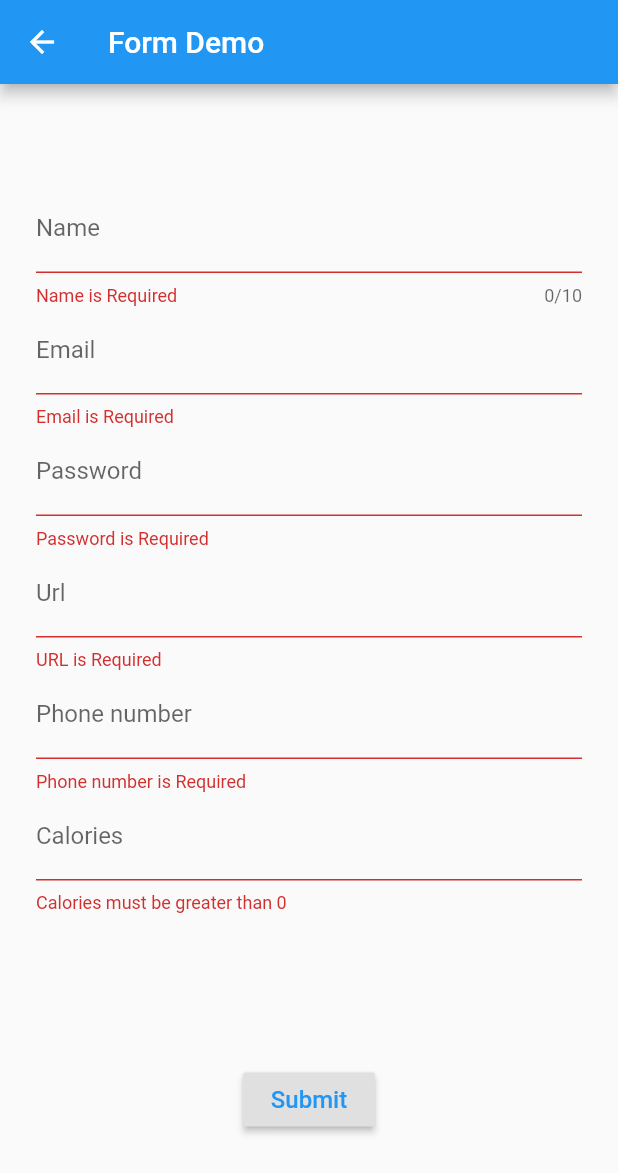
After one commit to mohinisuneja01/buddies, a Flutter app: the FormScreen screen opened directly, after a tap on "Submit", on a phone screen of 412 x 824 dp. The commit adds this screen. Shown: the top 1173 px of the screen. Run offline on Flutter 3.47's test engine with Material 2 defaults, Android fonts, the phone set to English and light mode, and no system bars; our stand-ins replace cloud_firestore, country_code_picker, firebase_auth, google_sign_in; missing offline and left inert: flutter_facebook_auth, flutter_facebook_login; accounts and stored records are empty.

Commit message:
Fourth Commit

```diff
--- /dev/null
+++ b/lib/screens/userDetail.dart
@@ -0,0 +1,175 @@
+import 'package:flutter/material.dart';
+
+class FormScreen extends StatefulWidget {
+  @override
+  State<StatefulWidget> createState() {
+    return FormScreenState();
+  }
+}
+
+class FormScreenState extends State<FormScreen> {
+  String _name;
+  String _email;
+  String _password;
+  String _url;
+  String _phoneNumber;
+  String _calories;
+
+  final GlobalKey<FormState> _formKey = GlobalKey<FormState>();
+
+  Widget _buildName() {
+    return TextFormField(
+      decoration: InputDecoration(labelText: 'Name'),
+      maxLength: 10,
+      validator: (String value) {
+        if (value.isEmpty) {
+          return 'Name is Required';
+        }
+
+        return null;
+      },
+      onSaved: (String value) {
+        _name = value;
+      },
+    );
+  }
+
+  Widget _buildEmail() {
+    return TextFormField(
+      decoration: InputDecoration(labelText: 'Email'),
+      validator: (String value) {
+        if (value.isEmpty) {
+          return 'Email is Required';
+        }
+
+        if (!RegExp(
+            r"[a-z0-9!#$%&'*+/=?^_`{|}~-]+(?:\.[a-z0-9!#$%&'*+/=?^_`{|}~-]+)*@(?:[a-z0-9](?:[a-z0-9-]*[a-z0-9])?\.)+[a-z0-9](?:[a-z0-9-]*[a-z0-9])?")
+            .hasMatch(value)) {
+          return 'Please enter a valid email Address';
+        }
+
+        return null;
+      },
+      onSaved: (String value) {
+        _email = value;
+      },
+    );
+  }
+
+  Widget _buildPassword() {
+    return TextFormField(
+      decoration: InputDecoration(labelText: 'Password'),
+      keyboardType: TextInputType.visiblePassword,
+      validator: (String value) {
+        if (value.isEmpty) {
+          return 'Password is Required';
+        }
+
+        return null;
+      },
+      onSaved: (String value) {
+        _password = value;
+      },
+    );
+  }
+
+  Widget _builURL() {
+    return TextFormField(
+      decoration: InputDecoration(labelText: 'Url'),
+      keyboardType: TextInputType.url,
+      validator: (String value) {
+        if (value.isEmpty) {
+          return 'URL is Required';
+        }
+
+        return null;
+      },
+      onSaved: (String value) {
+        _url = value;
+      },
+    );
+  }
+
+  Widget _buildPhoneNumber() {
+    return TextFormField(
+      decoration: InputDecoration(labelText: 'Phone number'),
+      keyboardType: TextInputType.phone,
+      validator: (String value) {
+        if (value.isEmpty) {
+          return 'Phone number is Required';
+        }
+
+        return null;
+      },
+      onSaved: (String value) {
+        _url = value;
+      },
+    );
+  }
+
+  Widget _buildCalories() {
+    return TextFormField(
+      decoration: InputDecoration(labelText: 'Calories'),
+      keyboardType: TextInputType.number,
+      validator: (String value) {
+        int calories = int.tryParse(value);
+
+        if (calories == null || calories <= 0) {
+          return 'Calories must be greater than 0';
+        }
+
+        return null;
+      },
+      onSaved: (String value) {
+        _calories = value;
+      },
+    );
+  }
+
+  @override
+  Widget build(BuildContext context) {
+    return Scaffold(
+      appBar: AppBar(title: Text("Form Demo")),
+      body: Container(
+        margin: EdgeInsets.all(24),
+        child: Form(
+          key: _formKey,
+          child: Column(
+            mainAxisAlignment: MainAxisAlignment.center,
+            children: <Widget>[
+              _buildName(),
+              _buildEmail(),
+              _buildPassword(),
+              _builURL(),
+              _buildPhoneNumber(),
+              _buildCalories(),
+              SizedBox(height: 100),
+              RaisedButton(
+                child: Text(
+                  'Submit',
+                  style: TextStyle(color: Colors.blue, fontSize: 16),
+                ),
+                onPressed: () {
+                  if (!_formKey.currentState.validate()) {
+                    return;
+                  }
+
+                  _formKey.currentState.save();
+
+                  print(_name);
+                  print(_email);
+                  print(_phoneNumber);
+                  print(_url);
+                  print(_password);
+                  print(_calories);
+
+                  //Send to API
+                },
+              )
+            ],
+          ),
+        ),
+      ),
+    );
+  }
+}
--- a/pubspec.yaml
+++ b/pubspec.yaml
@@ -28,7 +28,11 @@ dependencies:
   fluttertoast: ^7.1.1
   country_code_picker: ^1.5.0
   firebase_auth: ^0.16.1
-  cloud_firestore: ^0.13.6
+ # cloud_firestore: ^0.13.6
+  cloud_firestore: ^0.12.9+5
+  firebase_core: ^0.4.0+9
+
+
 
 
   flutter:
```
Also changed, not shown: lib/screens/authenticationScreen.dart (+3 -25 lines), lib/screens/loginScreen.dart (+197 -45 lines), lib/services/googleSignIn.dart (+250 -7 lines), pubspec.lock.
